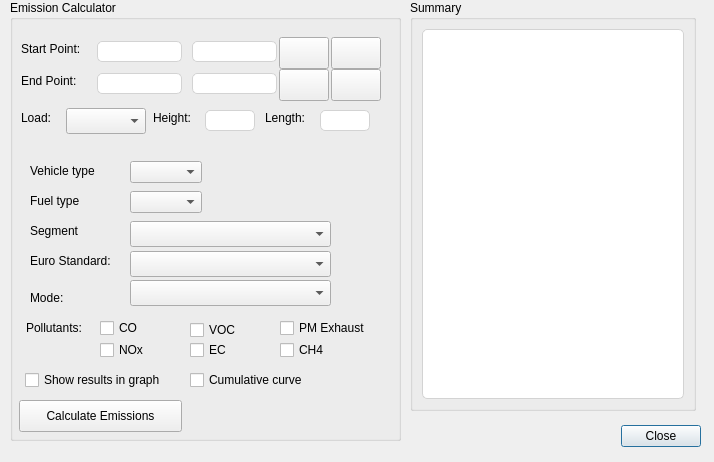
Before: the Qt Designer form road_emission_calculator_dialog_base.ui in NPRA/RoadEmissionCalculator, drawn with Qt 5.
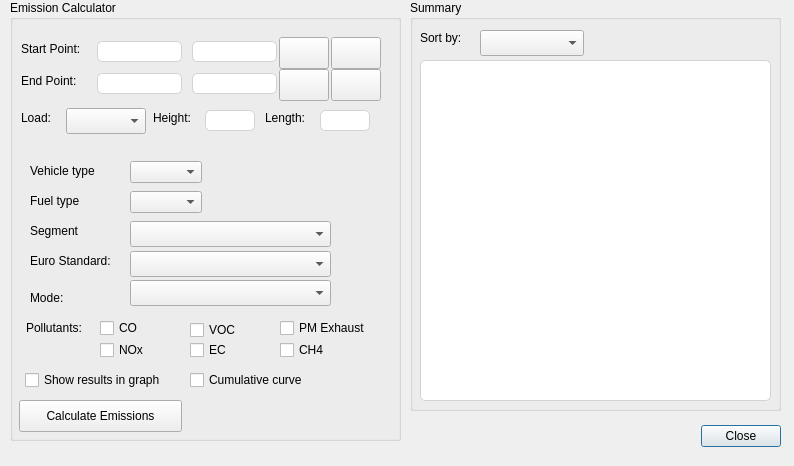
After: the same form once the commit is applied. Icons and pictures are not drawn.

Commit message: - widgetItem - sort routes by (distance, time, pollutants) - select route

Patch:
```diff
--- a/road_emission_calculator_dialog_base.ui
+++ b/road_emission_calculator_dialog_base.ui
@@ -9,8 +9,8 @@
    <rect>
     <x>0</x>
     <y>0</y>
-    <width>714</width>
-    <height>462</height>
+    <width>794</width>
+    <height>466</height>
    </rect>
   </property>
   <property name="windowTitle">
@@ -22,7 +22,7 @@
   <widget class="QDialogButtonBox" name="button_box">
    <property name="geometry">
     <rect>
-     <x>530</x>
+     <x>610</x>
      <y>420</y>
      <width>171</width>
      <height>32</height>
@@ -687,26 +687,51 @@
     <rect>
      <x>410</x>
      <y>0</y>
-     <width>286</width>
+     <width>371</width>
      <height>411</height>
     </rect>
    </property>
    <property name="title">
     <string>Summary</string>
    </property>
-   <layout class="QGridLayout" name="gridLayout_8">
-    <item row="0" column="0">
-     <widget class="QTextEdit" name="textEditSummary">
-      <property name="enabled">
-       <bool>true</bool>
-      </property>
-      <property name="styleSheet">
-       <string notr="true">QTextEdit {  
-                    border: 1px solid lightgrey; border-radius:5px; background-color: palette(base);}</string>
-      </property>
-     </widget>
-    </item>
-   </layout>
+   <widget class="QListWidget" name="listWidget">
+    <property name="geometry">
+     <rect>
+      <x>10</x>
+      <y>60</y>
+      <width>351</width>
+      <height>341</height>
+     </rect>
+    </property>
+    <property name="styleSheet">
+     <string notr="true">QListWidget {  
+                    border: 1px solid lightgrey; border-radius:5px; background-color: palette(base);}
+</string>
+    </property>
+   </widget>
+   <widget class="QComboBox" name="cmbBoxSortBy">
+    <property name="geometry">
+     <rect>
+      <x>70</x>
+      <y>30</y>
+      <width>104</width>
+      <height>26</height>
+     </rect>
+    </property>
+   </widget>
+   <widget class="QLabel" name="label_12">
+    <property name="geometry">
+     <rect>
+      <x>10</x>
+      <y>30</y>
+      <width>60</width>
+      <height>16</height>
+     </rect>
+    </property>
+    <property name="text">
+     <string>Sort by:</string>
+    </property>
+   </widget>
   </widget>
   <widget class="QWidget" name="widgetLoading" native="true">
    <property name="enabled">
@@ -716,19 +741,19 @@
     <rect>
      <x>5</x>
      <y>5</y>
-     <width>700</width>
+     <width>785</width>
      <height>445</height>
     </rect>
    </property>
    <property name="minimumSize">
     <size>
-     <width>700</width>
+     <width>785</width>
      <height>445</height>
     </size>
    </property>
    <property name="maximumSize">
     <size>
-     <width>700</width>
+     <width>785</width>
      <height>445</height>
     </size>
    </property>
```
Left out of the diff: 4 changed lines with no effect on the pictures. The commit also changes 2 other files.
